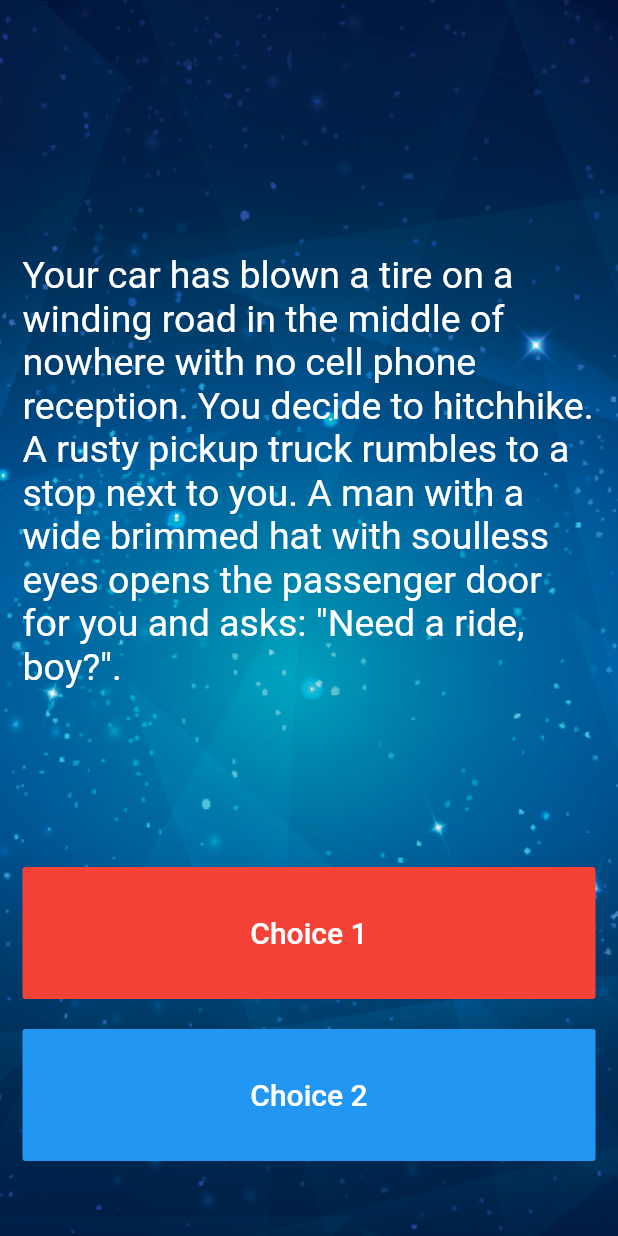
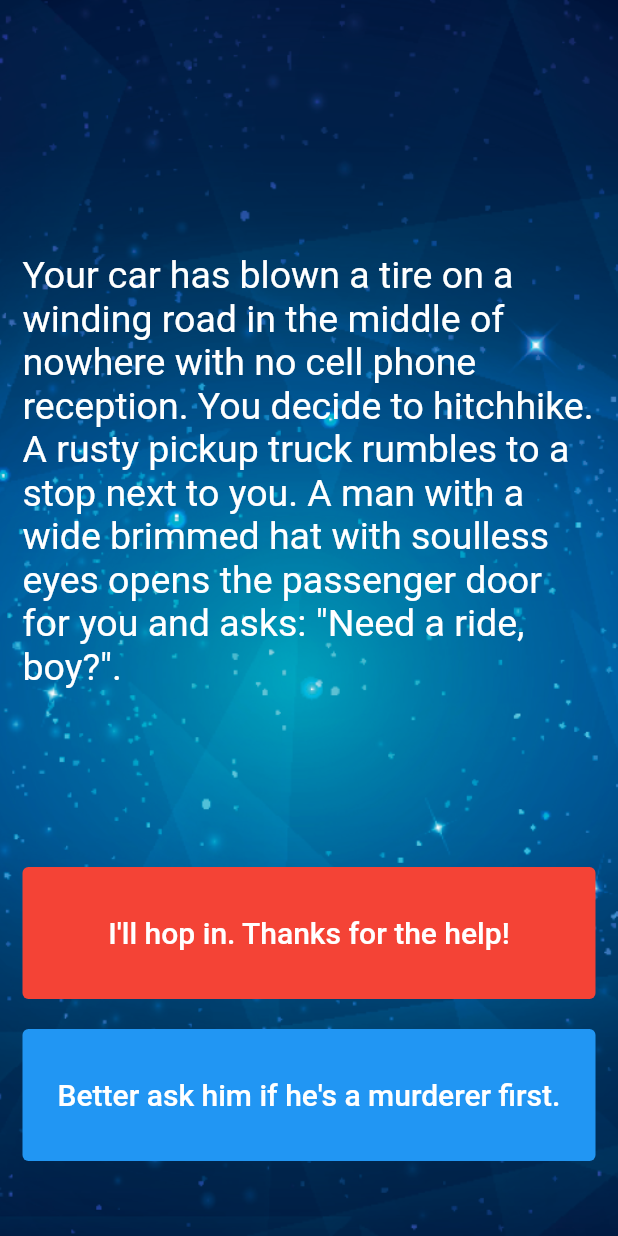
Before and after one commit to shutkiyasir/destini-flutter, a Flutter app: the screen it shows after launch, on a phone screen of 412 x 824 dp. Run offline on Flutter 3.47's test engine with Material 2 defaults, Android fonts, the phone set to English and light mode, and no system bars.

Commit message:
Display choices for first story text

```diff
--- a/lib/main.dart
+++ b/lib/main.dart
@@ -1,7 +1,5 @@
 import 'package:destini_challenge_starting/story_brain.dart';
 import 'package:flutter/material.dart';
-
-//TODO: Step 15 - Run the app and see if you can see the screen update with the first story. Delete this TODO if it looks as you expected.
 
 void main() => runApp(Destini());
 
@@ -50,17 +48,19 @@ class _StoryPageState extends State<StoryPage> {
               ),
               Expanded(
                 flex: 2,
-                child: FlatButton(
+                child: TextButton(
                   onPressed: () {
                     //Choice 1 made by user.
                     //TODO: Step 18 - Call the nextStory() method from storyBrain and pass the number 1 as the choice made by the user.
                   },
-                  color: Colors.red,
+                  style: TextButton.styleFrom(
+                    backgroundColor: Colors.red,
+                  ),
                   child: Text(
-                    //TODO: Step 13 - Use the storyBrain to get the text for choice 1.
-                    'Choice 1',
+                    storyBrain.getChoice1(),
                     style: TextStyle(
                       fontSize: 20.0,
+                      color: Colors.white,
                     ),
                   ),
                 ),
@@ -72,17 +72,19 @@ class _StoryPageState extends State<StoryPage> {
                 flex: 2,
                 //TODO: Step 26 - Use a Flutter Visibility Widget to wrap this FlatButton.
                 //TODO: Step 28 - Set the "visible" property of the Visibility Widget to equal the output from the buttonShouldBeVisible() method in the storyBrain.
-                child: FlatButton(
+                child: TextButton(
                   onPressed: () {
                     //Choice 2 made by user.
                     //TODO: Step 19 - Call the nextStory() method from storyBrain and pass the number 2 as the choice made by the user.
                   },
-                  color: Colors.blue,
+                  style: TextButton.styleFrom(
+                    backgroundColor: Colors.blue,
+                  ),
                   child: Text(
-                    //TODO: Step 14 - Use the storyBrain to get the text for choice 2.
-                    'Choice 2',
+                    storyBrain.getChoice2(),
                     style: TextStyle(
                       fontSize: 20.0,
+                      color: Colors.white,
                     ),
                   ),
                 ),
--- a/lib/story_brain.dart
+++ b/lib/story_brain.dart
@@ -39,10 +39,13 @@ class StoryBrain {
     return _storyData.first.storyTitle;
   }
 
-//TODO: Step 11 - Create a method called getChoice1() that returns the text for the first choice1 from _storyData.
+  String getChoice1() {
+    return _storyData.first.choice1;
+  }
 
-//TODO: Step 12 - Create a method called getChoice2() that returns the text for the first choice2 from _storyData.
-
+  String getChoice2() {
+    return _storyData.first.choice2;
+  }
 //TODO: Step 25 - Change the storyNumber property into a private property so that only story_brain.dart has access to it. You can do this by right clicking on the name (storyNumber) and selecting Refactor -> Rename to make the change across all the places where it's used.
 
 //TODO: Step 16 - Create a property called storyNumber which starts with a value of 0. This will be used to track which story the user is currently viewing.
```
